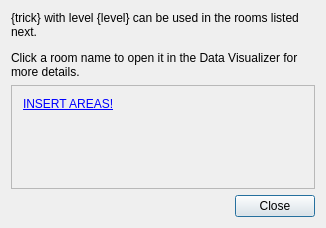
Above: randovania/gui/ui_files/trick_details_popup.ui from randovania/randovania before the change. Below: the same form after it.
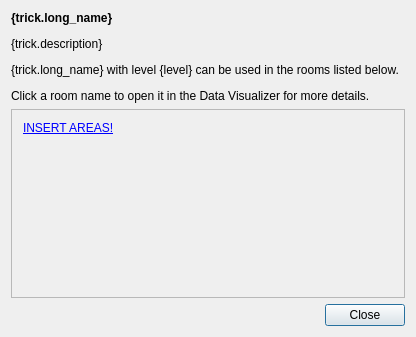
That is the form after the change.

Commit message:
Add trick description to TrickDetailsPopup.
Also removes all flows to TrickDetailsPopup without a trick, since it's no longer needed.

Implements part of #381.

Diff of the .ui file:
```diff
--- a/randovania/gui/ui_files/trick_details_popup.ui
+++ b/randovania/gui/ui_files/trick_details_popup.ui
@@ -6,8 +6,8 @@
    <rect>
     <x>0</x>
     <y>0</y>
-    <width>326</width>
-    <height>228</height>
+    <width>416</width>
+    <height>337</height>
    </rect>
   </property>
   <property name="sizePolicy">
@@ -29,7 +29,7 @@
    <item>
     <widget class="QLabel" name="title_label">
      <property name="text">
-      <string>&lt;html&gt;&lt;head/&gt;&lt;body&gt;&lt;p&gt;{trick} with level {level} can be used in the rooms listed next.&lt;/p&gt;&lt;p&gt;Click a room name to open it in the Data Visualizer for more details.&lt;/p&gt;&lt;/body&gt;&lt;/html&gt;</string>
+      <string>&lt;html&gt;&lt;head/&gt;&lt;body&gt;&lt;p&gt;&lt;span style=&quot; font-weight:600;&quot;&gt;{trick.long_name}&lt;/span&gt;&lt;/p&gt;&lt;p&gt;{trick.description}&lt;/p&gt;&lt;p&gt;{trick.long_name} with level {level} can be used in the rooms listed below.&lt;/p&gt;&lt;p&gt;Click a room name to open it in the Data Visualizer for more details.&lt;/p&gt;&lt;/body&gt;&lt;/html&gt;</string>
      </property>
      <property name="wordWrap">
       <bool>true</bool>
@@ -46,8 +46,8 @@
        <rect>
         <x>0</x>
         <y>0</y>
-        <width>312</width>
-        <height>158</height>
+        <width>396</width>
+        <height>191</height>
        </rect>
       </property>
       <layout class="QVBoxLayout" name="verticalLayout_2">
```
The commit also changes 6 other files.
